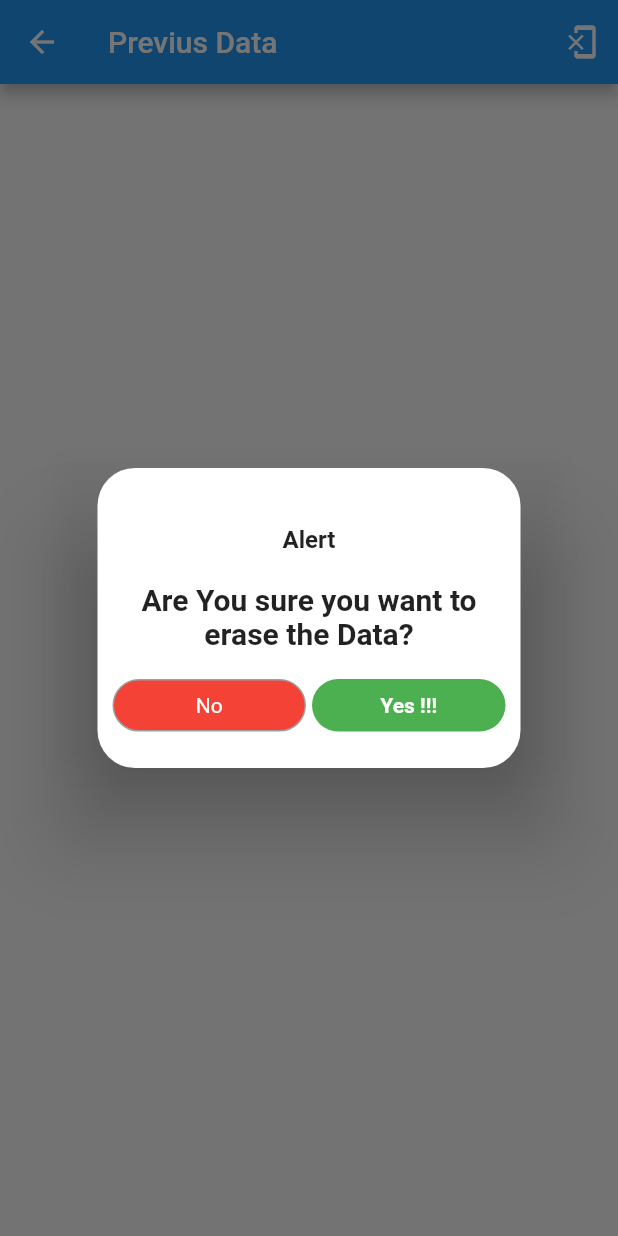
After one commit to kapilg012/TPU, a Flutter app: the PastGamesScreen screen opened directly, after a tap on the "phonelink erase" icon, on a phone screen of 412 x 824 dp. The commit adds this screen. Run offline on Flutter 3.47's test engine with Material 2 defaults, Android fonts, the phone set to English and light mode, and no system bars; our stand-ins replace hive; accounts and stored records are empty.

Commit message:
Neww Feature Adding previous games record

```diff
--- /dev/null
+++ b/lib/alert_erase_previous_data.dart
@@ -0,0 +1,106 @@
+import 'package:flutter/material.dart';
+import 'package:teen_patti_utility/player_model.dart';
+
+import 'CommonWidgets.dart';
+import 'dimen.dart';
+
+class EraseDataAlert extends StatefulWidget {
+  EraseDataAlert();
+
+  @override
+  _EraseDataAlertState createState() => _EraseDataAlertState();
+}
+
+class _EraseDataAlertState extends State<EraseDataAlert> {
+  @override
+  Widget build(BuildContext context) {
+    return getDeleteCard;
+  }
+
+  get getDeleteCard => Container(
+        height: 200,
+        width: double.infinity,
+        padding: const EdgeInsets.only(
+            left: Spacing.space10,
+            right: Spacing.space10,
+            top: Spacing.large,
+            bottom: Spacing.large),
+        decoration: BoxDecoration(
+          borderRadius: BorderRadius.circular(25),
+          color: Colors.white,
+        ),
+        child: Column(
+          mainAxisAlignment: MainAxisAlignment.spaceEvenly,
+          children: [
+            spacingVerticalSpace10,
+            const Text(
+              "Alert",
+              style: TextStyle(fontWeight: FontWeight.bold),
+            ),
+            spacingVerticalSpace10,
+            const Text(
+              "Are You sure you want to erase the Data?",
+              textAlign: TextAlign.center,
+              style: TextStyle(fontWeight: FontWeight.bold, fontSize: 20),
+            ),
+            spacingVerticalSpace10,
+            Row(
+              mainAxisAlignment: MainAxisAlignment.spaceBetween,
+              children: [
+                getCancelButton,
+                const SizedBox(
+                  width: Spacing.xxSmall,
+                ),
+                getWinnerButton,
+              ],
+            ),
+          ],
+        ),
+      );
+
+  get getCancelButton => Expanded(
+        child: InkWell(
+          onTap: () async {
+            Navigator.of(context).pop(false);
+          },
+          child: Container(
+            height: 35,
+            width: 100,
+            decoration: BoxDecoration(
+                color: Colors.red,
+                border: Border.all(color: Colors.grey),
+                borderRadius: BorderRadius.circular(RadiusConst.largeBox25)),
+            child: const Center(
+              child: Text(
+                "No",
+                style: TextStyle(color: Colors.white, fontSize: 14),
+              ),
+            ),
+          ),
+        ),
+      );
+
+  get getWinnerButton => Expanded(
+        child: InkWell(
+          onTap: () {
+            Navigator.of(context).pop(true);
+          },
+          child: Container(
+            height: 35,
+            width: 100,
+            decoration: BoxDecoration(
+                color: Colors.green,
+                borderRadius: BorderRadius.circular(RadiusConst.largeBox25)),
+            child: const Center(
+              child: Text(
+                "Yes !!!",
+                style: TextStyle(
+                    color: Colors.white,
+                    fontSize: 14,
+                    fontWeight: FontWeight.bold),
+              ),
+            ),
+          ),
+        ),
+      );
+}
--- /dev/null
+++ b/lib/past_games_screen.dart
@@ -0,0 +1,118 @@
+import 'package:flutter/cupertino.dart';
+import 'package:flutter/material.dart';
+import 'package:hive/hive.dart';
+import 'package:intl/intl.dart';
+
+import 'alert_dialogue.dart';
+import 'alert_dialogue_screen.dart';
+import 'alert_erase_previous_data.dart';
+
+class PastGamesScreen extends StatelessWidget {
+  final _box = Hive.box("sheet");
+  final _boxx = Hive.box("past");
+  List<dynamic> map = [];
+
+  @override
+  Widget build(BuildContext context) {
+    map = _box.values.toList();
+    return Scaffold(
+      appBar: AppBar(title: const Text("Previus Data"), actions: [
+        IconButton(
+            onPressed: () {
+              showDialog(
+                context: context,
+                builder: (ctx) => AlertDialog(
+                  backgroundColor: Colors.transparent,
+                  contentPadding: const EdgeInsets.only(right: 25, left: 25),
+                  content: EraseDataAlert(),
+                ),
+              ).then((value) async {
+                if (value) {
+                  await _box.clear();
+                  await _boxx.clear();
+                  Navigator.pop(context);
+                }
+              });
+            },
+            icon: Icon(Icons.phonelink_erase))
+      ]),
+      body: getMainlayout(context),
+    );
+  }
+
+  getMainlayout(context) => SafeArea(
+      child: (_box.length == 0)
+          ? const Center(child: Text("No Record Found"))
+          : ListView.builder(
+              shrinkWrap: true,
+              //physics: const NeverScrollableScrollPhysics(),
+              itemCount: _box.length,
+              itemBuilder: (ctx, ind) {
+                return getSingleItem(ind, context);
+              }));
+
+  getSingleItem(int index, context) {
+    var item = map[index];
+    print("Item${index + 1} ${item}");
+    return Container(
+      //height: 50,
+      padding: EdgeInsets.all(20),
+      decoration: BoxDecoration(border: Border.all()),
+      child: Row(
+        children: [
+          const SizedBox(
+            width: 25,
+          ),
+          CircleAvatar(child: Text("${index + 1}")),
+          const SizedBox(
+            width: 50,
+          ),
+          Column(
+            crossAxisAlignment: CrossAxisAlignment.start,
+            children: [
+              Container(
+                  height: 30,
+                  width: 100,
+                  decoration: BoxDecoration(
+                      borderRadius: BorderRadius.circular(20),
+                      color: Colors.deepOrangeAccent),
+                  child: Center(
+                      child: Text(DateFormat('dd-MMM-yy')
+                          .format(item.values.toList().last)))),
+              Container(
+                  height: 30,
+                  width: 100,
+                  decoration: BoxDecoration(
+                      borderRadius: BorderRadius.circular(20),
+                      color: Colors.cyanAccent),
+                  child: Center(
+                    child: Text(
+                        item.values.toList().last.toString().substring(11, 16)),
+                  )),
+            ],
+          ),
+          const SizedBox(
+            width: 50,
+          ),
+          IconButton(
+              onPressed: () => onDetailsPress(index, context),
+              icon: const Icon(
+                Icons.find_in_page,
+                size: 50,
+              ))
+        ],
+      ),
+    );
+  }
+
+  onDetailsPress(index, context) {
+    showDialog(
+      context: context,
+      builder: (ctx) => AlertDialog(
+        backgroundColor: Colors.transparent,
+        contentPadding: const EdgeInsets.only(right: 25, left: 5),
+        content: AlertDialogDetails(index),
+      ),
+    );
+  }
+}
--- a/pubspec.yaml
+++ b/pubspec.yaml
@@ -37,7 +37,8 @@ dependencies:
   cupertino_icons: ^1.0.2
   hive: ^2.2.3
   path_provider: ^2.0.11
-  flutter_launcher_icons: ^0.9.3
+  flutter_launcher_icons: ^0.13.1
+  intl_utils:
 
 dev_dependencies:
   flutter_test:
```
Also changed, not shown: lib/RecordScreen.dart (+41 -7 lines), lib/alert_dialogue_screen.dart (added, +68 -0 lines), lib/game_screen.dart (+10 -20 lines), lib/main.dart (+30 -10 lines), lib/player_add_screen.dart (+12 -3 lines), pubspec.lock, 2 other files.
